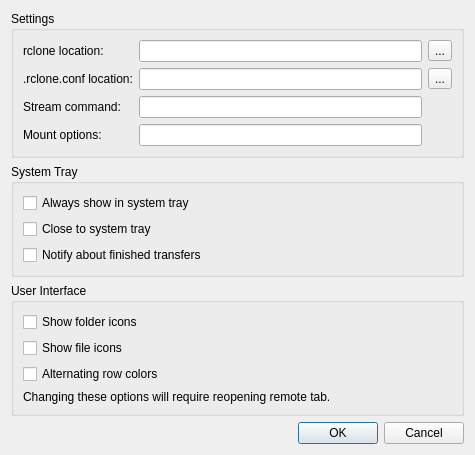
Old version of the form src/preferences_dialog.ui in the repository SysAdminDoc/RcloneBrowserNG.
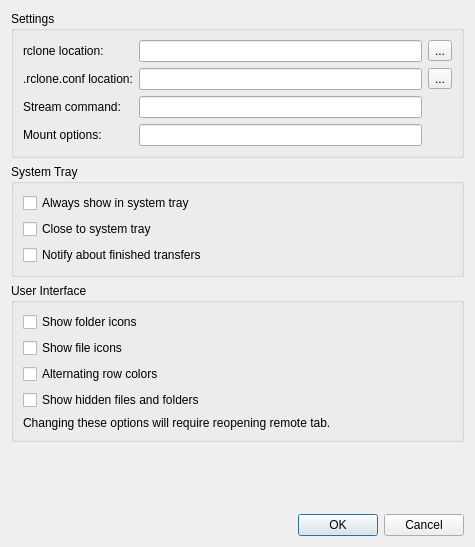
New version of the form.

Commit message: Add Show Hidden preference box.

```diff
--- a/src/preferences_dialog.ui
+++ b/src/preferences_dialog.ui
@@ -7,7 +7,7 @@
     <x>0</x>
     <y>0</y>
     <width>475</width>
-    <height>407</height>
+    <height>547</height>
    </rect>
   </property>
   <property name="windowTitle">
@@ -128,7 +128,7 @@
       <string>User Interface</string>
      </property>
      <layout class="QGridLayout" name="gridLayout">
-      <item row="3" column="0" colspan="3">
+      <item row="5" column="0" colspan="3">
        <widget class="QLabel" name="info">
         <property name="text">
          <string>Changing these options will require reopening remote tab.</string>
@@ -148,7 +148,7 @@
         </property>
        </widget>
       </item>
-      <item row="2" column="0" colspan="2">
+      <item row="3" column="0" colspan="2">
        <widget class="QCheckBox" name="rowColors">
         <property name="text">
          <string>Alternating row colors</string>
@@ -168,6 +168,13 @@
         </property>
        </widget>
       </item>
+      <item row="4" column="0">
+       <widget class="QCheckBox" name="showHidden">
+        <property name="text">
+         <string>Show hidden files and folders</string>
+        </property>
+       </widget>
+      </item>
      </layout>
     </widget>
    </item>
```
The commit also changes 3 other files.
